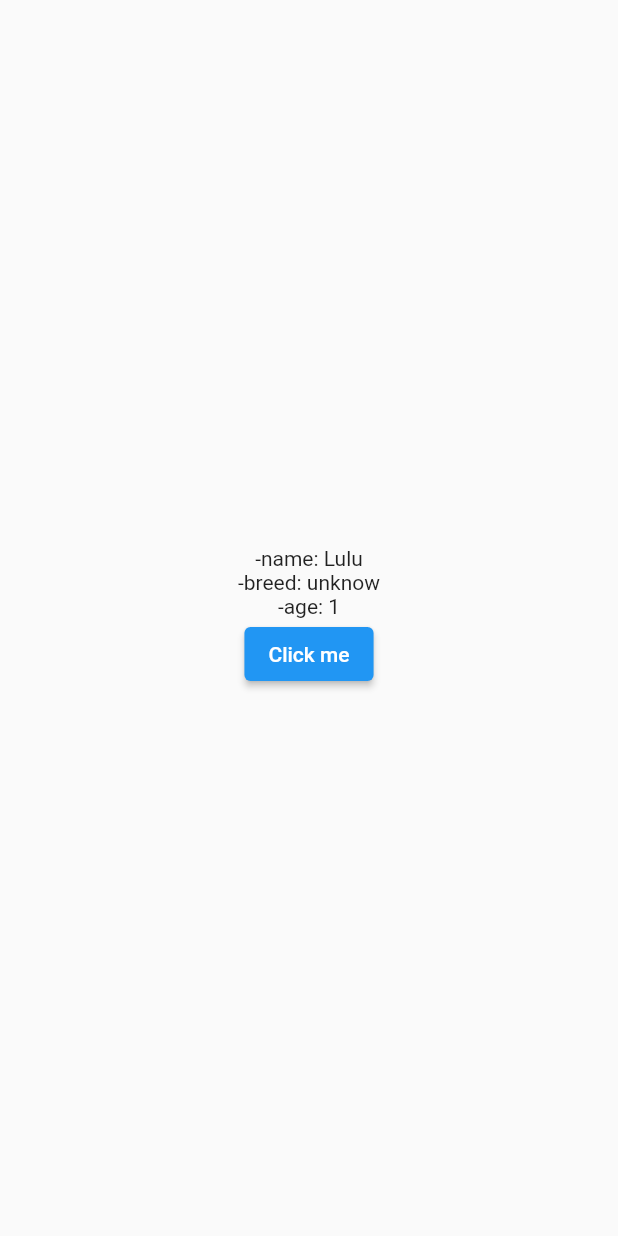
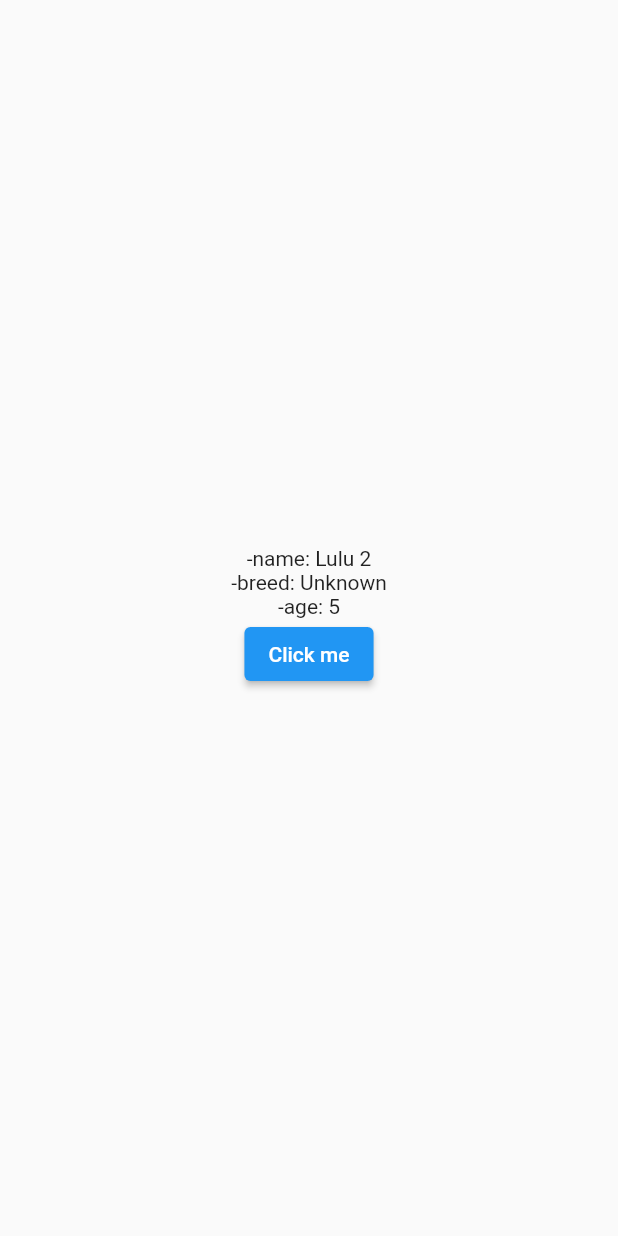
Before and after one commit to sophart/flutter_provider, a Flutter app: the screen it shows after launch, on a phone screen of 412 x 824 dp. Run offline on Flutter 3.47's test engine with Material 2 defaults, Android fonts, the phone set to English and light mode, and no system bars.

Commit message:
Implement Change Notifier Provider

```diff
--- a/lib/main.dart
+++ b/lib/main.dart
@@ -10,9 +10,12 @@ class ProviderDemoApp extends StatelessWidget {
 
   @override
   Widget build(BuildContext context) {
-    return MaterialApp(
-      debugShowCheckedModeBanner: false,
-      home: HomePage(),
+    return ChangeNotifierProvider<Dog>(
+      create: (context) => Dog(name: "Lulu 2", breed: "Unknown", age: 5),
+      child: MaterialApp(
+        debugShowCheckedModeBanner: false,
+        home: HomePage(),
+      ),
     );
   }
 }
@@ -25,30 +28,14 @@ class HomePage extends StatefulWidget {
 }
 
 class _HomePageState extends State<HomePage> {
-  Dog dog = Dog(name: "Lulu", breed: "unknow");
-
-  @override
-  void initState() {
-    // TODO: implement initState
-    super.initState();
-    dog.addListener(() => print("${dog.age} from change notifier."));
-  }
-
-  @override
-  void dispose() {
-    // TODO: implement dispose
-    super.dispose();
-    dog.removeListener(() {});
-  }
-
   @override
   Widget build(BuildContext context) {
     return Scaffold(
       body: Column(
         mainAxisAlignment: MainAxisAlignment.center,
         children: [
-          Text("-name: ${dog.name}"),
-          BreedAndAge(dog: dog),
+          Text("-name: ${Provider.of<Dog>(context, listen: false).name}"),
+          BreedAndAge(),
         ],
       ),
     );
@@ -56,16 +43,13 @@ class _HomePageState extends State<HomePage> {
 }
 
 class BreedAndAge extends StatelessWidget {
-  final Dog dog;
-  const BreedAndAge({Key? key, required this.dog}) : super(key: key);
-
   @override
   Widget build(BuildContext context) {
     return Center(
       child: Column(
         children: [
-          Text("-breed: ${dog.breed}"),
-          Age(dog: dog),
+          Text("-breed: ${Provider.of<Dog>(context, listen: false).breed}"),
+          Age(),
         ],
       ),
     );
@@ -73,15 +57,14 @@ class BreedAndAge extends StatelessWidget {
 }
 
 class Age extends StatelessWidget {
-  final Dog dog;
-  const Age({Key? key, required this.dog}) : super(key: key);
-
   @override
   Widget build(BuildContext context) {
     return Column(
       children: [
-        Text("-age: ${dog.age}"),
-        ElevatedButton(onPressed: () => dog.grow(), child: Text("Click me"))
+        Text("-age: ${Provider.of<Dog>(context).age}"),
+        ElevatedButton(
+            onPressed: () => Provider.of<Dog>(context, listen: false).grow(),
+            child: Text("Click me"))
       ],
     );
   }
```
